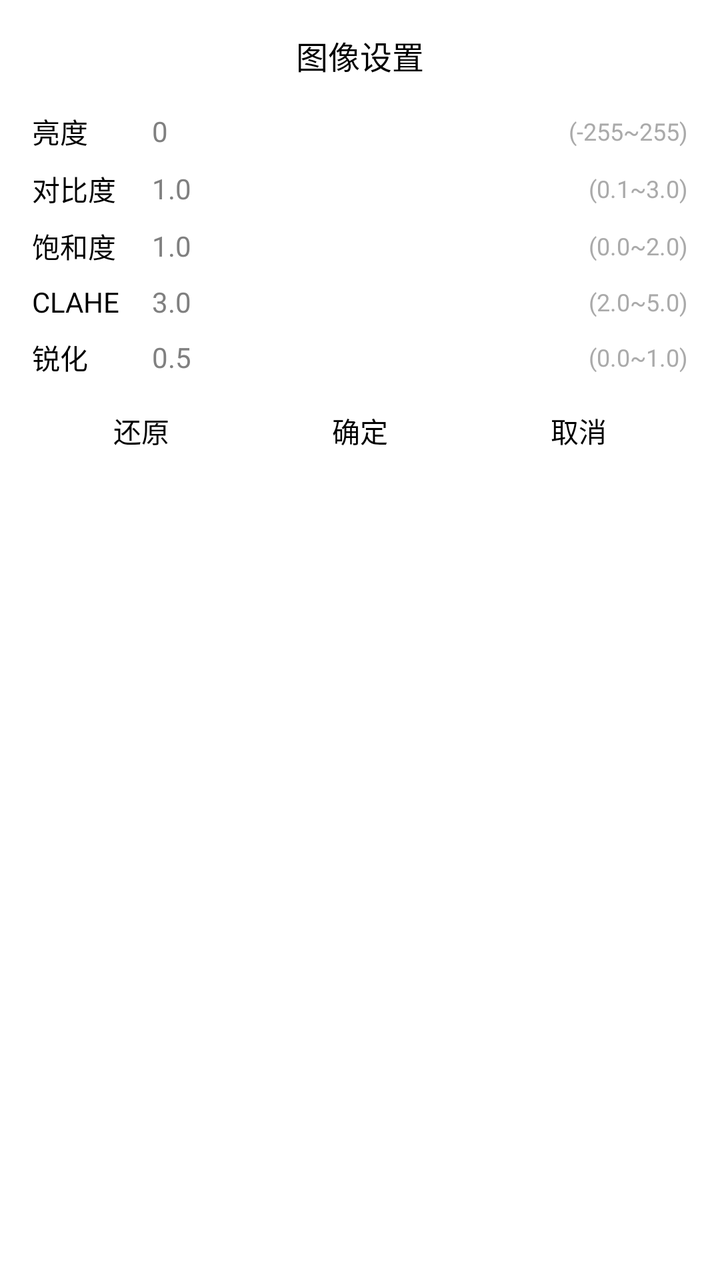
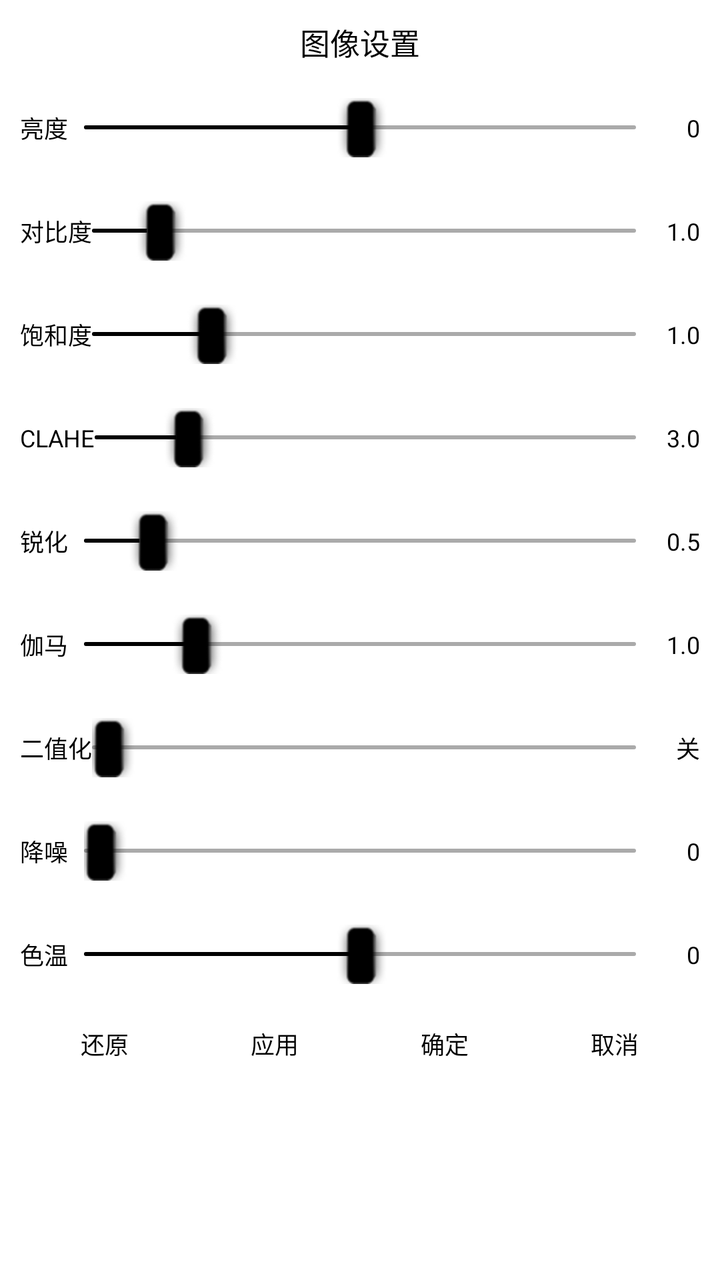

The first picture is an Android layout as it rendered before a commit; the second is the same layout after the commit. The layout source and the unified diff follow.
<!-- AndroidManifest.xml: application theme android:Theme.Light.NoTitleBar -->
<!-- res/layout/dialog_image_settings.xml -->
<?xml version="1.0" encoding="utf-8"?>
<LinearLayout xmlns:android="http://schemas.android.com/apk/res/android"
    android:layout_width="wrap_content"
    android:layout_height="wrap_content"
    android:orientation="vertical"
    android:background="@android:color/white"
    android:padding="16dp">

    <TextView
        android:layout_width="match_parent"
        android:layout_height="wrap_content"
        android:text="图像设置"
        android:textSize="16sp"
        android:textColor="@android:color/black"
        android:gravity="center"
        android:paddingBottom="12dp" />

    
    <LinearLayout
        android:layout_width="match_parent"
        android:layout_height="wrap_content"
        android:orientation="horizontal"
        android:gravity="center_vertical"
        android:paddingVertical="4dp">
        <TextView
            android:layout_width="60dp"
            android:layout_height="wrap_content"
            android:text="亮度"
            android:textSize="14sp"
            android:textColor="@android:color/black" />
        <EditText
            android:id="@+id/et_brightness"
            android:layout_width="0dp"
            android:layout_height="wrap_content"
            android:layout_weight="1"
            android:inputType="numberDecimal|numberSigned"
            android:textSize="14sp"
            android:textColor="@android:color/black"
            android:background="@android:color/transparent"
            android:hint="0" />
        <TextView
            android:layout_width="wrap_content"
            android:layout_height="wrap_content"
            android:text="(-255~255)"
            android:textSize="12sp"
            android:textColor="@android:color/darker_gray"
            android:paddingLeft="4dp" />
    </LinearLayout>

    
    <LinearLayout
        android:layout_width="match_parent"
        android:layout_height="wrap_content"
        android:orientation="horizontal"
        android:gravity="center_vertical"
        android:paddingVertical="4dp">
        <TextView
            android:layout_width="60dp"
            android:layout_height="wrap_content"
            android:text="对比度"
            android:textSize="14sp"
            android:textColor="@android:color/black" />
        <EditText
            android:id="@+id/et_contrast"
            android:layout_width="0dp"
            android:layout_height="wrap_content"
            android:layout_weight="1"
            android:inputType="numberDecimal"
            android:textSize="14sp"
            android:textColor="@android:color/black"
            android:background="@android:color/transparent"
            android:hint="1.0" />
        <TextView
            android:layout_width="wrap_content"
            android:layout_height="wrap_content"
            android:text="(0.1~3.0)"
            android:textSize="12sp"
            android:textColor="@android:color/darker_gray"
            android:paddingLeft="4dp" />
    </LinearLayout>

    
    <LinearLayout
        android:layout_width="match_parent"
        android:layout_height="wrap_content"
        android:orientation="horizontal"
        android:gravity="center_vertical"
        android:paddingVertical="4dp">
        <TextView
            android:layout_width="60dp"
            android:layout_height="wrap_content"
            android:text="饱和度"
            android:textSize="14sp"
            android:textColor="@android:color/black" />
        <EditText
            android:id="@+id/et_saturation"
            android:layout_width="0dp"
            android:layout_height="wrap_content"
            android:layout_weight="1"
            android:inputType="numberDecimal"
            android:textSize="14sp"
            android:textColor="@android:color/black"
            android:background="@android:color/transparent"
            android:hint="1.0" />
        <TextView
            android:layout_width="wrap_content"
            android:layout_height="wrap_content"
            android:text="(0.0~2.0)"
            android:textSize="12sp"
            android:textColor="@android:color/darker_gray"
            android:paddingLeft="4dp" />
    </LinearLayout>

    
    <LinearLayout
        android:layout_width="match_parent"
        android:layout_height="wrap_content"
        android:orientation="horizontal"
        android:gravity="center_vertical"
        android:paddingVertical="4dp">
        <TextView
            android:layout_width="60dp"
            android:layout_height="wrap_content"
            android:text="CLAHE"
            android:textSize="14sp"
            android:textColor="@android:color/black" />
        <EditText
            android:id="@+id/et_clip_limit"
            android:layout_width="0dp"
            android:layout_height="wrap_content"
            android:layout_weight="1"
            android:inputType="numberDecimal"
            android:textSize="14sp"
            android:textColor="@android:color/black"
            android:background="@android:color/transparent"
            android:hint="3.0" />
        <TextView
            android:layout_width="wrap_content"
            android:layout_height="wrap_content"
            android:text="(2.0~5.0)"
            android:textSize="12sp"
            android:textColor="@android:color/darker_gray"
            android:paddingLeft="4dp" />
    </LinearLayout>

    
    <LinearLayout
        android:layout_width="match_parent"
        android:layout_height="wrap_content"
        android:orientation="horizontal"
        android:gravity="center_vertical"
        android:paddingVertical="4dp">
        <TextView
            android:layout_width="60dp"
            android:layout_height="wrap_content"
            android:text="锐化"
            android:textSize="14sp"
            android:textColor="@android:color/black" />
        <EditText
            android:id="@+id/et_sharpen"
            android:layout_width="0dp"
            android:layout_height="wrap_content"
            android:layout_weight="1"
            android:inputType="numberDecimal"
            android:textSize="14sp"
            android:textColor="@android:color/black"
            android:background="@android:color/transparent"
            android:hint="0.5" />
        <TextView
            android:layout_width="wrap_content"
            android:layout_height="wrap_content"
            android:text="(0.0~1.0)"
            android:textSize="12sp"
            android:textColor="@android:color/darker_gray"
            android:paddingLeft="4dp" />
    </LinearLayout>

    
    <LinearLayout
        android:layout_width="match_parent"
        android:layout_height="wrap_content"
        android:orientation="horizontal"
        android:gravity="center_horizontal"
        android:paddingTop="12dp">
        <Button
            android:id="@+id/btn_reset"
            android:layout_width="0dp"
            android:layout_height="wrap_content"
            android:layout_weight="1"
            android:text="还原"
            android:textSize="14sp"
            android:textColor="@android:color/black"
            android:background="@android:color/transparent"
            android:elevation="0dp"
            android:stateListAnimator="@null" />
        <Button
            android:id="@+id/btn_ok"
            android:layout_width="0dp"
            android:layout_height="wrap_content"
            android:layout_weight="1"
            android:text="确定"
            android:textSize="14sp"
            android:textColor="@android:color/black"
            android:background="@android:color/transparent"
            android:elevation="0dp"
            android:stateListAnimator="@null" />
        <Button
            android:id="@+id/btn_cancel"
            android:layout_width="0dp"
            android:layout_height="wrap_content"
            android:layout_weight="1"
            android:text="取消"
            android:textSize="14sp"
            android:textColor="@android:color/black"
            android:background="@android:color/transparent"
            android:elevation="0dp"
            android:stateListAnimator="@null" />
    </LinearLayout>
</LinearLayout>
<!-- resources referenced by this layout -->
<resources>

</resources>

<!-- the commit's change to res/layout/dialog_image_settings.xml (unified diff, before → after) -->
@@ -1,178 +1,405 @@
 <?xml version="1.0" encoding="utf-8"?>
 <LinearLayout xmlns:android="http://schemas.android.com/apk/res/android"
-    android:layout_width="wrap_content"
+    android:layout_width="match_parent"
     android:layout_height="wrap_content"
     android:orientation="vertical"
-    android:background="@android:color/white"
-    android:padding="16dp">
+    android:background="#FFFFFF"
+    android:padding="10dp">
 
     <TextView
         android:layout_width="match_parent"
         android:layout_height="wrap_content"
         android:text="图像设置"
-        android:textSize="16sp"
-        android:textColor="@android:color/black"
+        android:textSize="15sp"
+        android:textColor="#000000"
         android:gravity="center"
-        android:paddingBottom="12dp" />
-
-    
-    <LinearLayout
-        android:layout_width="match_parent"
-        android:layout_height="wrap_content"
-        android:orientation="horizontal"
-        android:gravity="center_vertical"
-        android:paddingVertical="4dp">
-        <TextView
-            android:layout_width="60dp"
+        android:paddingBottom="6dp" />
+
+    
+    <LinearLayout
+        android:layout_width="match_parent"
+        android:layout_height="wrap_content"
+        android:orientation="horizontal"
+        android:gravity="center_vertical"
+        android:paddingVertical="1dp">
+        <TextView
+            android:layout_width="wrap_content"
             android:layout_height="wrap_content"
             android:text="亮度"
-            android:textSize="14sp"
-            android:textColor="@android:color/black" />
-        <EditText
-            android:id="@+id/et_brightness"
-            android:layout_width="0dp"
-            android:layout_height="wrap_content"
-            android:layout_weight="1"
-            android:inputType="numberDecimal|numberSigned"
-            android:textSize="14sp"
-            android:textColor="@android:color/black"
-            android:background="@android:color/transparent"
-            android:hint="0" />
-        <TextView
-            android:layout_width="wrap_content"
-            android:layout_height="wrap_content"
-            android:text="(-255~255)"
-            android:textSize="12sp"
-            android:textColor="@android:color/darker_gray"
-            android:paddingLeft="4dp" />
-    </LinearLayout>
-
-    
-    <LinearLayout
-        android:layout_width="match_parent"
-        android:layout_height="wrap_content"
-        android:orientation="horizontal"
-        android:gravity="center_vertical"
-        android:paddingVertical="4dp">
-        <TextView
-            android:layout_width="60dp"
+            android:textSize="12sp"
+            android:textColor="#000000"
+            android:singleLine="true"
+            android:minWidth="32dp" />
+        <SeekBar
+            android:id="@+id/sb_brightness"
+            style="?android:attr/progressBarStyleHorizontal"
+            android:layout_width="0dp"
+            android:layout_height="wrap_content"
+            android:layout_weight="1"
+            android:max="510"
+            android:progress="255"
+            android:splitTrack="false"
+            android:thumbTint="#000000"
+            android:progressTint="#000000"
+            android:progressBackgroundTint="#AAAAAA"
+            android:minHeight="2dp"
+            android:maxHeight="2dp"
+            android:paddingTop="10dp"
+            android:paddingBottom="10dp" />
+        <TextView
+            android:id="@+id/tv_brightness_value"
+            android:layout_width="32dp"
+            android:layout_height="wrap_content"
+            android:text="0"
+            android:textSize="12sp"
+            android:textColor="#000000"
+            android:gravity="end"
+            android:singleLine="true"
+            android:paddingStart="4dp" />
+    </LinearLayout>
+
+    
+    <LinearLayout
+        android:layout_width="match_parent"
+        android:layout_height="wrap_content"
+        android:orientation="horizontal"
+        android:gravity="center_vertical"
+        android:paddingVertical="1dp">
+        <TextView
+            android:layout_width="wrap_content"
             android:layout_height="wrap_content"
             android:text="对比度"
-            android:textSize="14sp"
-            android:textColor="@android:color/black" />
-        <EditText
-            android:id="@+id/et_contrast"
-            android:layout_width="0dp"
-            android:layout_height="wrap_content"
-            android:layout_weight="1"
-            android:inputType="numberDecimal"
-            android:textSize="14sp"
-            android:textColor="@android:color/black"
-            android:background="@android:color/transparent"
-            android:hint="1.0" />
-        <TextView
-            android:layout_width="wrap_content"
-            android:layout_height="wrap_content"
-            android:text="(0.1~3.0)"
-            android:textSize="12sp"
-            android:textColor="@android:color/darker_gray"
-            android:paddingLeft="4dp" />
-    </LinearLayout>
-
-    
-    <LinearLayout
-        android:layout_width="match_parent"
-        android:layout_height="wrap_content"
-        android:orientation="horizontal"
-        android:gravity="center_vertical"
-        android:paddingVertical="4dp">
-        <TextView
-            android:layout_width="60dp"
+            android:textSize="12sp"
+            android:textColor="#000000"
+            android:singleLine="true"
+            android:minWidth="32dp" />
+        <SeekBar
+            android:id="@+id/sb_contrast"
+            style="?android:attr/progressBarStyleHorizontal"
+            android:layout_width="0dp"
+            android:layout_height="wrap_content"
+            android:layout_weight="1"
+            android:max="1000"
+            android:progress="100"
+            android:splitTrack="false"
+            android:thumbTint="#000000"
+            android:progressTint="#000000"
+            android:progressBackgroundTint="#AAAAAA"
+            android:minHeight="2dp"
+            android:maxHeight="2dp"
+            android:paddingTop="10dp"
+            android:paddingBottom="10dp" />
+        <TextView
+            android:id="@+id/tv_contrast_value"
+            android:layout_width="32dp"
+            android:layout_height="wrap_content"
+            android:text="1.0"
+            android:textSize="12sp"
+            android:textColor="#000000"
+            android:gravity="end"
+            android:singleLine="true"
+            android:paddingStart="4dp" />
+    </LinearLayout>
+
+    
+    <LinearLayout
+        android:layout_width="match_parent"
+        android:layout_height="wrap_content"
+        android:orientation="horizontal"
+        android:gravity="center_vertical"
+        android:paddingVertical="1dp">
+        <TextView
+            android:layout_width="wrap_content"
             android:layout_height="wrap_content"
             android:text="饱和度"
-            android:textSize="14sp"
-            android:textColor="@android:color/black" />
-        <EditText
-            android:id="@+id/et_saturation"
-            android:layout_width="0dp"
-            android:layout_height="wrap_content"
-            android:layout_weight="1"
-            android:inputType="numberDecimal"
-            android:textSize="14sp"
-            android:textColor="@android:color/black"
-            android:background="@android:color/transparent"
-            android:hint="1.0" />
-        <TextView
-            android:layout_width="wrap_content"
-            android:layout_height="wrap_content"
-            android:text="(0.0~2.0)"
-            android:textSize="12sp"
-            android:textColor="@android:color/darker_gray"
-            android:paddingLeft="4dp" />
-    </LinearLayout>
-
-    
-    <LinearLayout
-        android:layout_width="match_parent"
-        android:layout_height="wrap_content"
-        android:orientation="horizontal"
-        android:gravity="center_vertical"
-        android:paddingVertical="4dp">
-        <TextView
-            android:layout_width="60dp"
+            android:textSize="12sp"
+            android:textColor="#000000"
+            android:singleLine="true"
+            android:minWidth="32dp" />
+        <SeekBar
+            android:id="@+id/sb_saturation"
+            style="?android:attr/progressBarStyleHorizontal"
+            android:layout_width="0dp"
+            android:layout_height="wrap_content"
+            android:layout_weight="1"
+            android:max="500"
+            android:progress="100"
+            android:splitTrack="false"
+            android:thumbTint="#000000"
+            android:progressTint="#000000"
+            android:progressBackgroundTint="#AAAAAA"
+            android:minHeight="2dp"
+            android:maxHeight="2dp"
+            android:paddingTop="10dp"
+            android:paddingBottom="10dp" />
+        <TextView
+            android:id="@+id/tv_saturation_value"
+            android:layout_width="32dp"
+            android:layout_height="wrap_content"
+            android:text="1.0"
+            android:textSize="12sp"
+            android:textColor="#000000"
+            android:gravity="end"
+            android:singleLine="true"
+            android:paddingStart="4dp" />
+    </LinearLayout>
+
+    
+    <LinearLayout
+        android:layout_width="match_parent"
+        android:layout_height="wrap_content"
+        android:orientation="horizontal"
+        android:gravity="center_vertical"
+        android:paddingVertical="1dp">
+        <TextView
+            android:layout_width="wrap_content"
             android:layout_height="wrap_content"
             android:text="CLAHE"
-            android:textSize="14sp"
-            android:textColor="@android:color/black" />
-        <EditText
-            android:id="@+id/et_clip_limit"
-            android:layout_width="0dp"
-            android:layout_height="wrap_content"
-            android:layout_weight="1"
-            android:inputType="numberDecimal"
-            android:textSize="14sp"
-            android:textColor="@android:color/black"
-            android:background="@android:color/transparent"
-            android:hint="3.0" />
-        <TextView
-            android:layout_width="wrap_content"
-            android:layout_height="wrap_content"
-            android:text="(2.0~5.0)"
-            android:textSize="12sp"
-            android:textColor="@android:color/darker_gray"
-            android:paddingLeft="4dp" />
-    </LinearLayout>
-
-    
-    <LinearLayout
-        android:layout_width="match_parent"
-        android:layout_height="wrap_content"
-        android:orientation="horizontal"
-        android:gravity="center_vertical"
-        android:paddingVertical="4dp">
-        <TextView
-            android:layout_width="60dp"
+            android:textSize="12sp"
+            android:textColor="#000000"
+            android:singleLine="true"
+            android:minWidth="32dp" />
+        <SeekBar
+            android:id="@+id/sb_clip_limit"
+            style="?android:attr/progressBarStyleHorizontal"
+            android:layout_width="0dp"
+            android:layout_height="wrap_content"
+            android:layout_weight="1"
+            android:max="2000"
+            android:progress="300"
+            android:splitTrack="false"
+            android:thumbTint="#000000"
+            android:progressTint="#000000"
+            android:progressBackgroundTint="#AAAAAA"
+            android:minHeight="2dp"
+            android:maxHeight="2dp"
+            android:paddingTop="10dp"
+            android:paddingBottom="10dp" />
+        <TextView
+            android:id="@+id/tv_clip_limit_value"
+            android:layout_width="32dp"
+            android:layout_height="wrap_content"
+            android:text="3.0"
+            android:textSize="12sp"
+            android:textColor="#000000"
+            android:gravity="end"
+            android:singleLine="true"
+            android:paddingStart="4dp" />
+    </LinearLayout>
+
+    
+    <LinearLayout
+        android:layout_width="match_parent"
+        android:layout_height="wrap_content"
+        android:orientation="horizontal"
+        android:gravity="center_vertical"
+        android:paddingVertical="1dp">
+        <TextView
+            android:layout_width="wrap_content"
             android:layout_height="wrap_content"
             android:text="锐化"
-            android:textSize="14sp"
-            android:textColor="@android:color/black" />
-        <EditText
-            android:id="@+id/et_sharpen"
-            android:layout_width="0dp"
-            android:layout_height="wrap_content"
-            android:layout_weight="1"
-            android:inputType="numberDecimal"
-            android:textSize="14sp"
-            android:textColor="@android:color/black"
-            android:background="@android:color/transparent"
-            android:hint="0.5" />
-        <TextView
-            android:layout_width="wrap_content"
-            android:layout_height="wrap_content"
-            android:text="(0.0~1.0)"
-            android:textSize="12sp"
-            android:textColor="@android:color/darker_gray"
-            android:paddingLeft="4dp" />
+            android:textSize="12sp"
+            android:textColor="#000000"
+            android:singleLine="true"
+            android:minWidth="32dp" />
+        <SeekBar
+            android:id="@+id/sb_sharpen"
+            style="?android:attr/progressBarStyleHorizontal"
+            android:layout_width="0dp"
+            android:layout_height="wrap_content"
+            android:layout_weight="1"
+            android:max="500"
+            android:progress="50"
+            android:splitTrack="false"
+            android:thumbTint="#000000"
+            android:progressTint="#000000"
+            android:progressBackgroundTint="#AAAAAA"
+            android:minHeight="2dp"
+            android:maxHeight="2dp"
+            android:paddingTop="10dp"
+            android:paddingBottom="10dp" />
+        <TextView
+            android:id="@+id/tv_sharpen_value"
+            android:layout_width="32dp"
+            android:layout_height="wrap_content"
+            android:text="0.5"
+            android:textSize="12sp"
+            android:textColor="#000000"
+            android:gravity="end"
+            android:singleLine="true"
+            android:paddingStart="4dp" />
+    </LinearLayout>
+
+    
+    <LinearLayout
+        android:layout_width="match_parent"
+        android:layout_height="wrap_content"
+        android:orientation="horizontal"
+        android:gravity="center_vertical"
+        android:paddingVertical="1dp">
+        <TextView
+            android:layout_width="wrap_content"
+            android:layout_height="wrap_content"
+            android:text="伽马"
+            android:textSize="12sp"
+            android:textColor="#000000"
+            android:singleLine="true"
+            android:minWidth="32dp" />
+        <SeekBar
+            android:id="@+id/sb_gamma"
+            style="?android:attr/progressBarStyleHorizontal"
+            android:layout_width="0dp"
+            android:layout_height="wrap_content"
+            android:layout_weight="1"
+            android:max="490"
+            android:progress="90"
+            android:splitTrack="false"
+            android:thumbTint="#000000"
+            android:progressTint="#000000"
+            android:progressBackgroundTint="#AAAAAA"
+            android:minHeight="2dp"
+            android:maxHeight="2dp"
+            android:paddingTop="10dp"
+            android:paddingBottom="10dp" />
+        <TextView
+            android:id="@+id/tv_gamma_value"
+            android:layout_width="32dp"
+            android:layout_height="wrap_content"
+            android:text="1.0"
+            android:textSize="12sp"
+            android:textColor="#000000"
+            android:gravity="end"
+            android:singleLine="true"
+            android:paddingStart="4dp" />
+    </LinearLayout>
+
+    
+    <LinearLayout
+        android:layout_width="match_parent"
+        android:layout_height="wrap_content"
+        android:orientation="horizontal"
+        android:gravity="center_vertical"
+        android:paddingVertical="1dp">
+        <TextView
+            android:layout_width="wrap_content"
+            android:layout_height="wrap_content"
+            android:text="二值化"
+            android:textSize="12sp"
+            android:textColor="#000000"
+            android:singleLine="true"
+            android:minWidth="32dp" />
+        <SeekBar
+            android:id="@+id/sb_threshold"
+            style="?android:attr/progressBarStyleHorizontal"
+            android:layout_width="0dp"
+            android:layout_height="wrap_content"
+            android:layout_weight="1"
+            android:max="255"
+            android:progress="0"
+            android:splitTrack="false"
+            android:thumbTint="#000000"
+            android:progressTint="#000000"
+            android:progressBackgroundTint="#AAAAAA"
+            android:minHeight="2dp"
+            android:maxHeight="2dp"
+            android:paddingTop="10dp"
+            android:paddingBottom="10dp" />
+        <TextView
+            android:id="@+id/tv_threshold_value"
+            android:layout_width="32dp"
+            android:layout_height="wrap_content"
+            android:text="关"
+            android:textSize="12sp"
+            android:textColor="#000000"
+            android:gravity="end"
+            android:singleLine="true"
+            android:paddingStart="4dp" />
+    </LinearLayout>
+
+    
+    <LinearLayout
+        android:layout_width="match_parent"
+        android:layout_height="wrap_content"
+        android:orientation="horizontal"
+        android:gravity="center_vertical"
+        android:paddingVertical="1dp">
+        <TextView
+            android:layout_width="wrap_content"
+            android:layout_height="wrap_content"
+            android:text="降噪"
+            android:textSize="12sp"
+            android:textColor="#000000"
+            android:singleLine="true"
+            android:minWidth="32dp" />
+        <SeekBar
+            android:id="@+id/sb_denoise"
+            style="?android:attr/progressBarStyleHorizontal"
+            android:layout_width="0dp"
+            android:layout_height="wrap_content"
+            android:layout_weight="1"
+            android:max="500"
+            android:progress="0"
+            android:splitTrack="false"
+            android:thumbTint="#000000"
+            android:progressTint="#000000"
+            android:progressBackgroundTint="#AAAAAA"
+            android:minHeight="2dp"
+            android:maxHeight="2dp"
+            android:paddingTop="10dp"
+            android:paddingBottom="10dp" />
+        <TextView
+            android:id="@+id/tv_denoise_value"
+            android:layout_width="32dp"
+            android:layout_height="wrap_content"
+            android:text="0"
+            android:textSize="12sp"
+            android:textColor="#000000"
+            android:gravity="end"
+            android:singleLine="true"
+            android:paddingStart="4dp" />
+    </LinearLayout>
+
+    
+    <LinearLayout
+        android:layout_width="match_parent"
+        android:layout_height="wrap_content"
+        android:orientation="horizontal"
+        android:gravity="center_vertical"
+        android:paddingVertical="1dp">
+        <TextView
+            android:layout_width="wrap_content"
+            android:layout_height="wrap_content"
+            android:text="色温"
+            android:textSize="12sp"
+            android:textColor="#000000"
+            android:singleLine="true"
+            android:minWidth="32dp" />
+        <SeekBar
+            android:id="@+id/sb_temp"
+            style="?android:attr/progressBarStyleHorizontal"
+            android:layout_width="0dp"
+            android:layout_height="wrap_content"
+            android:layout_weight="1"
+            android:max="400"
+            android:progress="200"
+            android:splitTrack="false"
+            android:thumbTint="#000000"
+            android:progressTint="#000000"
+            android:progressBackgroundTint="#AAAAAA"
+            android:minHeight="2dp"
+            android:maxHeight="2dp"
+            android:paddingTop="10dp"
+            android:paddingBottom="10dp" />
+        <TextView
+            android:id="@+id/tv_temp_value"
+            android:layout_width="32dp"
+            android:layout_height="wrap_content"
+            android:text="0"
+            android:textSize="12sp"
+            android:textColor="#000000"
+            android:gravity="end"
+            android:singleLine="true"
+            android:paddingStart="4dp" />
     </LinearLayout>
 
     
@@ -181,39 +408,54 @@
         android:layout_height="wrap_content"
         android:orientation="horizontal"
         android:gravity="center_horizontal"
-        android:paddingTop="12dp">
+        android:paddingTop="6dp">
         <Button
             android:id="@+id/btn_reset"
             android:layout_width="0dp"
             android:layout_height="wrap_content"
             android:layout_weight="1"
             android:text="还原"
-            android:textSize="14sp"
-            android:textColor="@android:color/black"
-            android:background="@android:color/transparent"
+            android:textSize="12sp"
+            android:textColor="#000000"
+            android:background="#FFFFFF"
             android:elevation="0dp"
-            android:stateListAnimator="@null" />
+            android:stateListAnimator="@null"
+            android:paddingVertical="4dp" />
+        <Button
+            android:id="@+id/btn_apply"
+            android:layout_width="0dp"
+            android:layout_height="wrap_content"
+            android:layout_weight="1"
+            android:text="应用"
+            android:textSize="12sp"
+            android:textColor="#000000"
+            android:background="#FFFFFF"
+            android:elevation="0dp"
+            android:stateListAnimator="@null"
+            android:paddingVertical="4dp" />
         <Button
             android:id="@+id/btn_ok"
             android:layout_width="0dp"
             android:layout_height="wrap_content"
             android:layout_weight="1"
             android:text="确定"
-            android:textSize="14sp"
-            android:textColor="@android:color/black"
-            android:background="@android:color/transparent"
+            android:textSize="12sp"
+            android:textColor="#000000"
+            android:background="#FFFFFF"
             android:elevation="0dp"
-            android:stateListAnimator="@null" />
+            android:stateListAnimator="@null"
+            android:paddingVertical="4dp" />
         <Button
             android:id="@+id/btn_cancel"
             android:layout_width="0dp"
             android:layout_height="wrap_content"
             android:layout_weight="1"
             android:text="取消"
-            android:textSize="14sp"
-            android:textColor="@android:color/black"
-            android:background="@android:color/transparent"
+            android:textSize="12sp"
+            android:textColor="#000000"
+            android:background="#FFFFFF"
             android:elevation="0dp"
-            android:stateListAnimator="@null" />
+            android:stateListAnimator="@null"
+            android:paddingVertical="4dp" />
     </LinearLayout>
 </LinearLayout>
